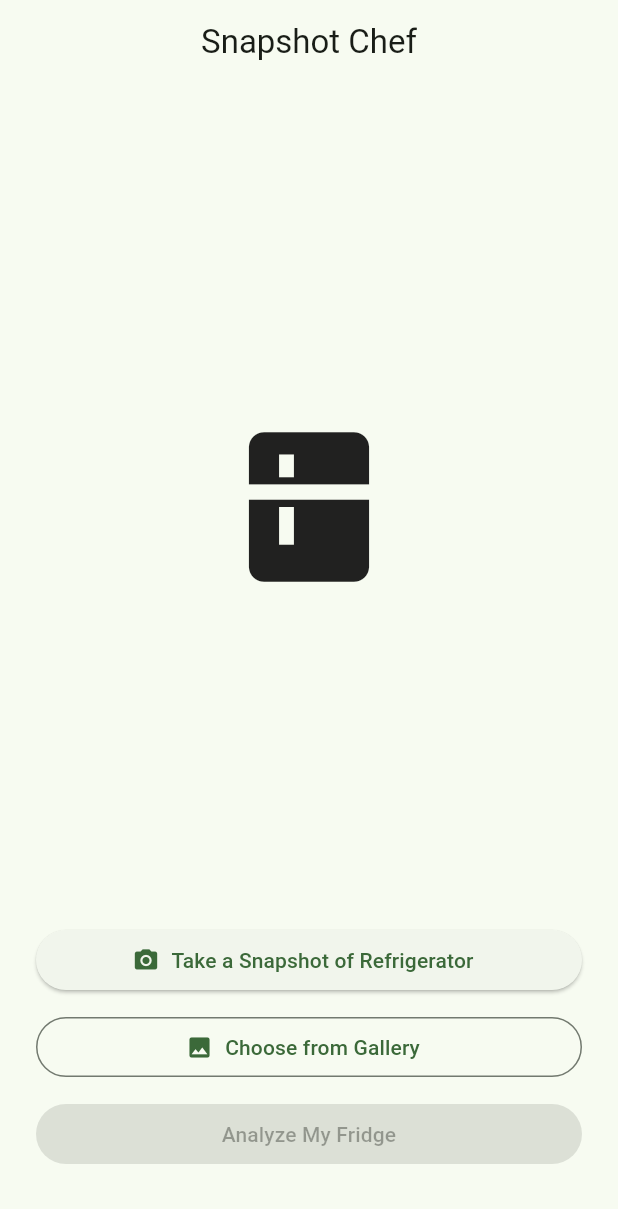
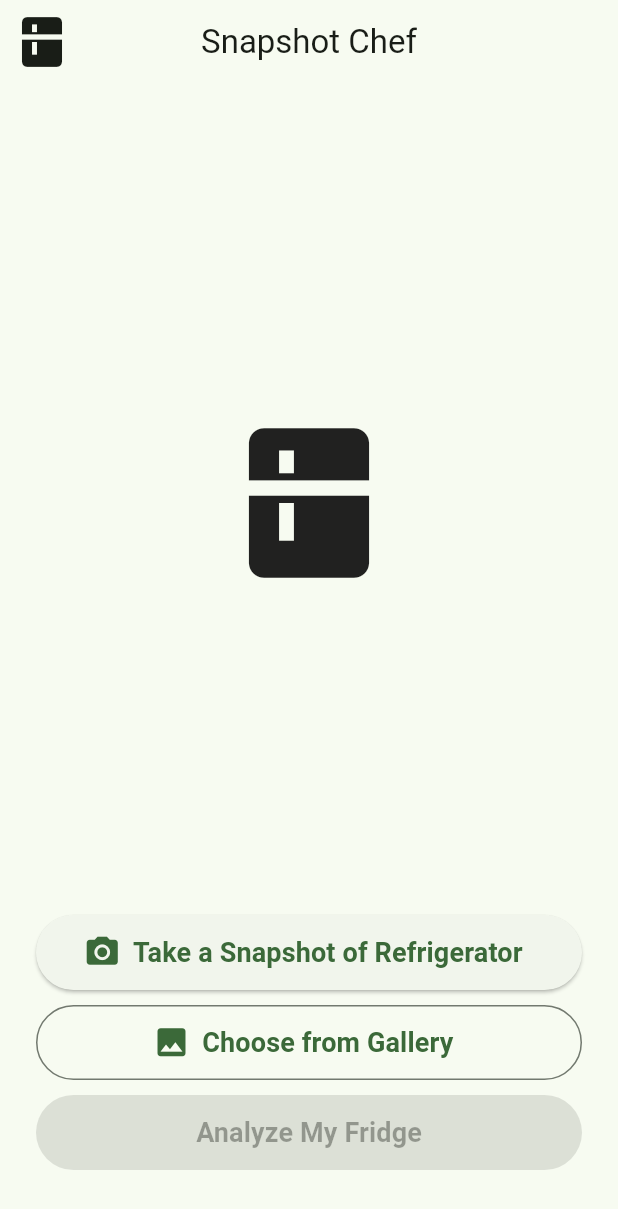
Before and after one commit to taisei8989kingmuzzle-blip/Snapshot-Chef-Repository, a Flutter app: the screen it shows after launch, on a phone screen of 412 x 824 dp. Shown: the top 1209 px of the screen. Run offline on Flutter 3.47's test engine with Material 3 defaults, Android fonts, the phone set to English and light mode, and no system bars; our stand-ins replace cross_file, image_picker.

Commit message:
Improved the UI

```diff
--- a/lib/main.dart
+++ b/lib/main.dart
@@ -118,8 +118,13 @@ class _HomePageState extends State<HomePage> {
   Widget build(BuildContext context) {
     return Scaffold(
       appBar: AppBar(
-        title: const Text('Snapshot Chef'),
+        title: const Text('Snapshot Chef'
+        ),
         centerTitle: true,
+        leading: const Icon(
+          Icons.kitchen,
+          size: 40,
+        )
       ),
 
       body: SafeArea(
@@ -170,12 +175,17 @@ class _HomePageState extends State<HomePage> {
 
               // Camera button
               SizedBox(
-                width: double.infinity,
+                height: 50,
+                width: 800,
                 child: ElevatedButton.icon(
                   onPressed: loading ? null : takePhoto,
-                  icon: const Icon(Icons.camera_alt),
-                  label: const Text(
+                  icon: const Icon(Icons.camera_alt, size: 25),
+                  label:  const Text(
                     'Take a Snapshot of Refrigerator',
+                    style: TextStyle(
+                      fontSize: 18,
+                      fontWeight: FontWeight.bold,
+                    )
                   ),
                 ),
               ),
@@ -184,12 +194,17 @@ class _HomePageState extends State<HomePage> {
 
               // Gallery button
               SizedBox(
-                width: double.infinity,
+                height: 50,
+                width: 800,
                 child: OutlinedButton.icon(
                   onPressed: loading ? null : selectPhoto,
-                  icon: const Icon(Icons.photo),
+                  icon: const Icon(Icons.photo, size: 25),
                   label: const Text(
                     'Choose from Gallery',
+                    style: TextStyle(
+                      fontSize: 18,
+                      fontWeight: FontWeight.bold,
+                    )
                   ),
                 ),
               ),
@@ -198,7 +213,8 @@ class _HomePageState extends State<HomePage> {
 
               // Analyze button
               SizedBox(
-                width: double.infinity,
+                height: 50,
+                width: 800,
                 child: ElevatedButton(
                   onPressed:
                       selectedImage == null || loading
@@ -215,6 +231,10 @@ class _HomePageState extends State<HomePage> {
                         )
                       : const Text(
                           'Analyze My Fridge',
+                          style: TextStyle(
+                            fontSize: 18,
+                            fontWeight: FontWeight.bold,
+                          )
                         ),
                 ),
               ),
```
